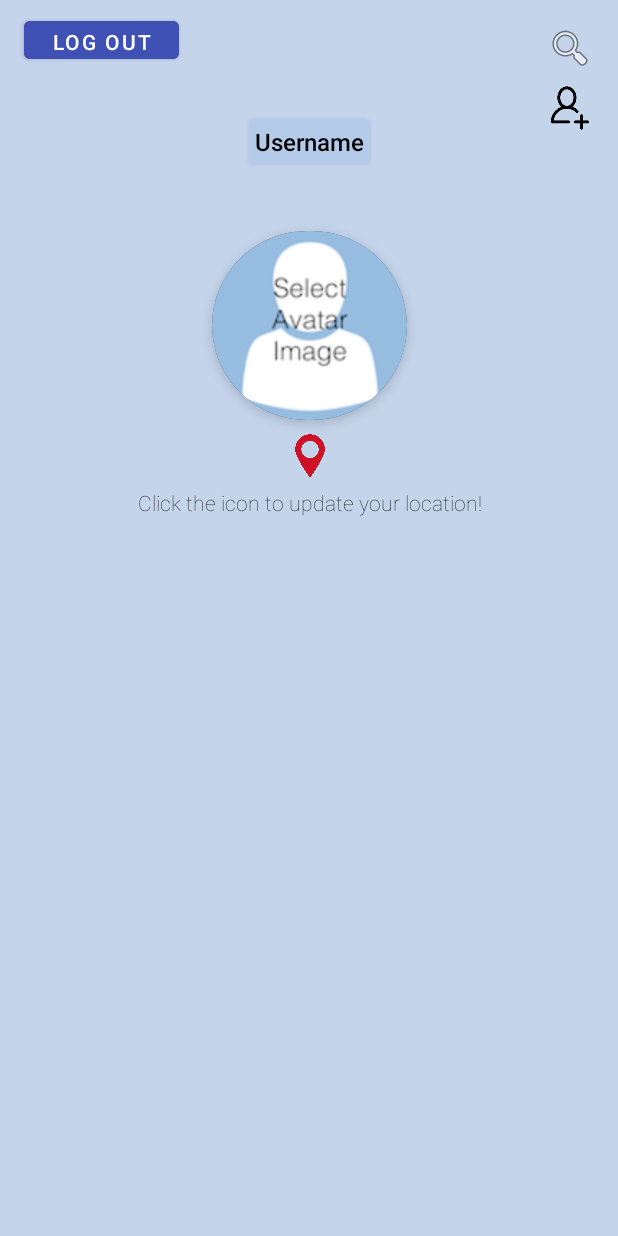
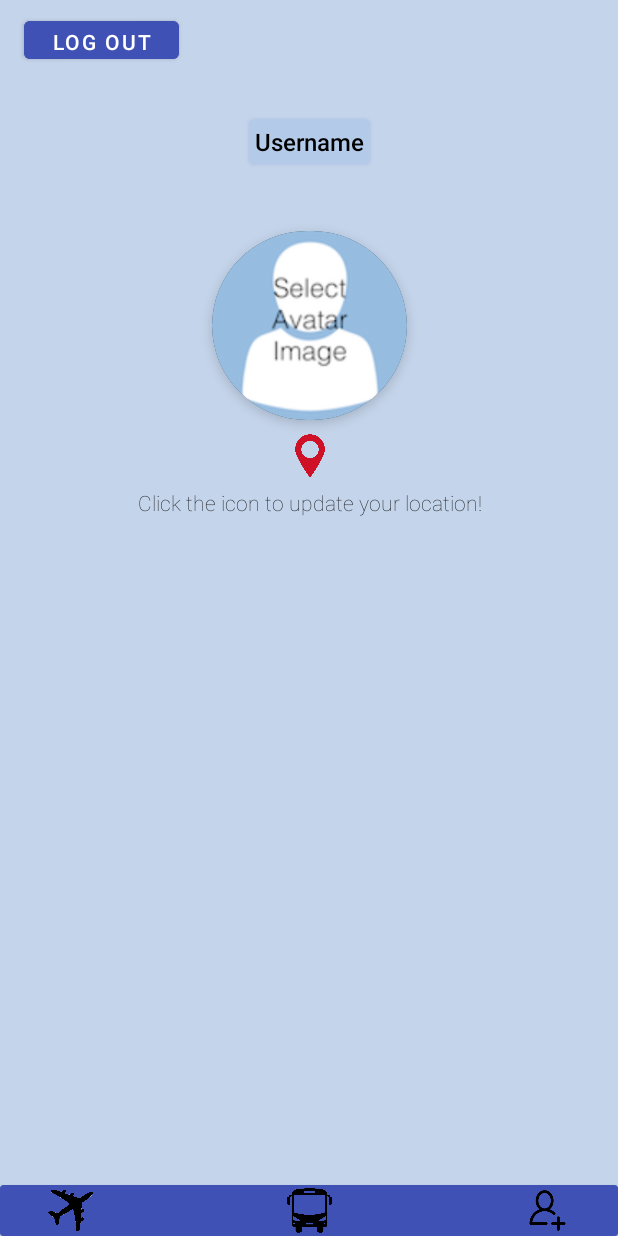
Before and after one commit to aledigui/FinalCS4520, an Android app: the layout fragment_profile.xml on its own in the app's theme, with its tools: preview values and no code run, on a phone screen of 412 x 824 dp. Run offline under Robolectric (Android 15) with nearby library versions, the light colour scheme and no system bars.

Commit message:
adding button and reformating layout profile fragment

```diff
--- a/app/build.gradle
+++ b/app/build.gradle
@@ -65,4 +65,5 @@ dependencies {
     // Glide v4 uses this new annotation processor -- see https://bumptech.github.io/glide/doc/generatedapi.html
     annotationProcessor 'com.github.bumptech.glide:compiler:4.12.0'
     implementation'com.google.android.gms:play-services-location:17.0.0'
+    implementation 'com.squareup.okhttp3:okhttp:4.1.0'
 }
--- a/app/src/main/java/com/example/finalcs4520/MainController.java
+++ b/app/src/main/java/com/example/finalcs4520/MainController.java
@@ -206,6 +206,15 @@ public class MainController extends AppCompatActivity implements RegisterLogInFr
     }
 
     @Override
+    public void onPublicPressed() {
+        // TODO: change the fragment to the new public transport fragment
+        getSupportFragmentManager().beginTransaction()
+                .replace(R.id.MainActivityContainer, new SearchProfileFragment(), "publicFragment")
+                .addToBackStack(null)
+                .commit();
+    }
+
+    @Override
     public void openProfile(String userEmail, String myEmail) {
         if (userEmail.equals(myEmail)) {
             // return to main profile screen if you select your own profile
--- a/app/src/main/java/com/example/finalcs4520/ProfileFragment.java
+++ b/app/src/main/java/com/example/finalcs4520/ProfileFragment.java
@@ -58,6 +58,7 @@ import androidx.recyclerview.widget.RecyclerView;
  */
 public class ProfileFragment extends Fragment {
     private ImageView profileImage;
+    private ImageView publicButton;
     private TextView usernameProfile;
     private TextView rankingText;
     private TextView locationProfileHeader;
@@ -151,6 +152,7 @@ public class ProfileFragment extends Fragment {
         logOutProfileButton = profileView.findViewById(R.id.logOutProfileButton);
         pastFutureTripsSwitch = profileView.findViewById(R.id.pastFutureTripsSwitch);
         addFriendsImg = profileView.findViewById(R.id.addFriendsImg);
+        publicButton = profileView.findViewById(R.id.publicButton);
 
         mAuth = FirebaseAuth.getInstance();
         mUser = mAuth.getCurrentUser();
@@ -294,6 +296,13 @@ public class ProfileFragment extends Fragment {
                 }
                 pastUpcomingTripRVProfile.setAdapter(tripProfileAdapter);
 
+            }
+        });
+
+        publicButton.setOnClickListener(new View.OnClickListener() {
+            @Override
+            public void onClick(View view) {
+                profileUpdate.onPublicPressed();
             }
         });
 
@@ -605,5 +614,7 @@ public class ProfileFragment extends Fragment {
         void onAddFriendsPressed();
 
         void onTripImgPressed(int position);
+
+        void onPublicPressed();
     }
 }
--- a/app/src/main/res/layout/fragment_profile.xml
+++ b/app/src/main/res/layout/fragment_profile.xml
@@ -12,15 +12,57 @@
         android:layout_width="match_parent"
         android:layout_height="match_parent">
 
-        <ImageView
-            android:id="@+id/addFriendsImg"
-            android:layout_width="33dp"
-            android:layout_height="32dp"
-            android:layout_marginTop="8dp"
-            android:src="@drawable/proof1"
-            app:layout_constraintEnd_toEndOf="@+id/searchIconProfile"
-            app:layout_constraintStart_toStartOf="@+id/searchIconProfile"
-            app:layout_constraintTop_toBottomOf="@+id/searchIconProfile" />
+        <androidx.cardview.widget.CardView
+            android:id="@+id/cardViewMenu"
+            android:layout_width="match_parent"
+            android:layout_height="wrap_content"
+            app:cardBackgroundColor="#3F51B5"
+            app:cardElevation="2dp"
+            app:layout_constraintBottom_toBottomOf="parent"
+            app:layout_constraintEnd_toEndOf="parent"
+            app:layout_constraintStart_toStartOf="parent">
+
+            <androidx.constraintlayout.widget.ConstraintLayout
+                android:layout_width="match_parent"
+                android:layout_height="match_parent">
+
+                <ImageView
+                    android:id="@+id/searchIconProfile"
+                    android:layout_width="30dp"
+                    android:layout_height="30dp"
+                    android:layout_marginBottom="2dp"
+                    android:layout_marginStart="32dp"
+                    android:layout_marginTop="2dp"
+                    android:src="@drawable/plane"
+                    app:layout_constraintBottom_toBottomOf="parent"
+                    app:layout_constraintStart_toStartOf="parent"
+                    app:layout_constraintTop_toTopOf="parent" />
+
+                <ImageView
+                    android:id="@+id/addFriendsImg"
+                    android:layout_width="30dp"
+                    android:layout_height="30dp"
+                    android:layout_marginBottom="2dp"
+                    android:layout_marginEnd="32dp"
+                    android:layout_marginTop="2dp"
+                    android:src="@drawable/proof1"
+                    app:layout_constraintBottom_toBottomOf="parent"
+                    app:layout_constraintEnd_toEndOf="parent"
+                    app:layout_constraintTop_toTopOf="parent" />
+
+                <ImageView
+                    android:id="@+id/publicButton"
+                    android:layout_width="30dp"
+                    android:layout_height="0dp"
+                    android:layout_marginBottom="2dp"
+                    android:layout_marginTop="2dp"
+                    android:src="@drawable/bus"
+                    app:layout_constraintBottom_toBottomOf="parent"
+                    app:layout_constraintEnd_toStartOf="@+id/addFriendsImg"
+                    app:layout_constraintStart_toEndOf="@+id/searchIconProfile"
+                    app:layout_constraintTop_toTopOf="parent" />
+            </androidx.constraintlayout.widget.ConstraintLayout>
+        </androidx.cardview.widget.CardView>
 
         <androidx.cardview.widget.CardView
             android:id="@+id/cardView"
@@ -69,16 +111,6 @@
             android:backgroundTint="#3F51B5"
             android:text="@string/logout"
             app:layout_constraintStart_toStartOf="parent"
-            app:layout_constraintTop_toTopOf="parent" />
-
-        <ImageView
-            android:id="@+id/searchIconProfile"
-            android:layout_width="wrap_content"
-            android:layout_height="wrap_content"
-            android:layout_marginEnd="16dp"
-            android:layout_marginTop="16dp"
-            android:src="@android:drawable/ic_menu_search"
-            app:layout_constraintEnd_toEndOf="parent"
             app:layout_constraintTop_toTopOf="parent" />
 
         <Switch
@@ -154,7 +186,7 @@
             android:id="@+id/pastUpcomingTripRVProfile"
             android:layout_width="0dp"
             android:layout_height="0dp"
-            android:layout_marginBottom="8dp"
+            android:layout_marginBottom="42dp"
             android:layout_marginEnd="16dp"
             android:layout_marginStart="16dp"
             android:layout_marginTop="335dp"
```
Also changed, not shown: app/src/main/res/drawable/bus.webp (added), app/src/main/res/drawable/plane.png (added).
